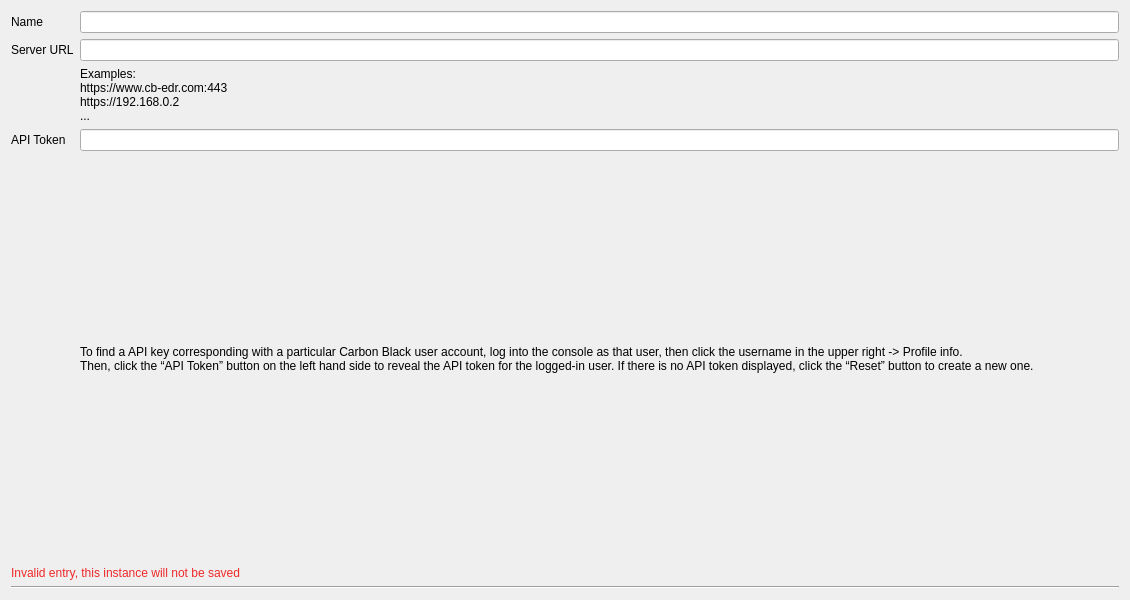
Before: the Qt Designer form instanceedr.ui in slist/cbapi-qt-demo, drawn with Qt 5.
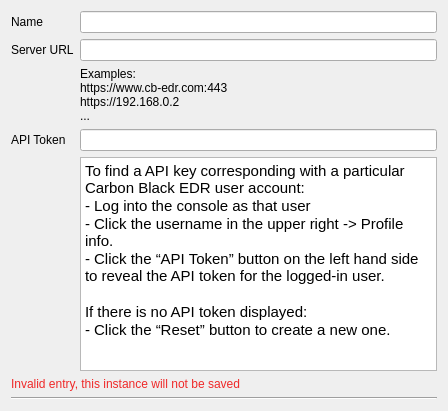
After: the same form once the commit is applied.

Patch:
```diff
--- a/instanceedr.ui
+++ b/instanceedr.ui
@@ -6,8 +6,8 @@
    <rect>
     <x>0</x>
     <y>0</y>
-    <width>1130</width>
-    <height>600</height>
+    <width>448</width>
+    <height>411</height>
    </rect>
   </property>
   <property name="sizePolicy">
@@ -78,22 +78,19 @@
       </widget>
      </item>
      <item row="4" column="1">
-      <widget class="QLabel" name="label_6">
-       <property name="sizePolicy">
-        <sizepolicy hsizetype="MinimumExpanding" vsizetype="MinimumExpanding">
-         <horstretch>0</horstretch>
-         <verstretch>0</verstretch>
-        </sizepolicy>
-       </property>
-       <property name="text">
-        <string>To find a API key corresponding with a particular Carbon Black user account, log into the console as that user, then click the username in the upper right -&gt; Profile info.
-Then, click the “API Token” button on the left hand side to reveal the API token for the logged-in user. If there is no API token displayed, click the “Reset” button to create a new one.</string>
-       </property>
-       <property name="textFormat">
-        <enum>Qt::PlainText</enum>
-       </property>
-       <property name="wordWrap">
-        <bool>true</bool>
+      <widget class="QTextEdit" name="textEdit">
+       <property name="html">
+        <string>&lt;!DOCTYPE HTML PUBLIC &quot;-//W3C//DTD HTML 4.0//EN&quot; &quot;http://www.w3.org/TR/REC-html40/strict.dtd&quot;&gt;
+&lt;html&gt;&lt;head&gt;&lt;meta name=&quot;qrichtext&quot; content=&quot;1&quot; /&gt;&lt;style type=&quot;text/css&quot;&gt;
+p, li { white-space: pre-wrap; }
+&lt;/style&gt;&lt;/head&gt;&lt;body style=&quot; font-family:'Ubuntu'; font-size:11pt; font-weight:400; font-style:normal;&quot;&gt;
+&lt;p style=&quot; margin-top:0px; margin-bottom:0px; margin-left:0px; margin-right:0px; -qt-block-indent:0; text-indent:0px;&quot;&gt;To find a API key corresponding with a particular Carbon Black EDR user account:&lt;/p&gt;
+&lt;p style=&quot; margin-top:0px; margin-bottom:0px; margin-left:0px; margin-right:0px; -qt-block-indent:0; text-indent:0px;&quot;&gt;- Log into the console as that user&lt;/p&gt;
+&lt;p style=&quot; margin-top:0px; margin-bottom:0px; margin-left:0px; margin-right:0px; -qt-block-indent:0; text-indent:0px;&quot;&gt;- Click the username in the upper right -&amp;gt; Profile info.&lt;/p&gt;
+&lt;p style=&quot; margin-top:0px; margin-bottom:0px; margin-left:0px; margin-right:0px; -qt-block-indent:0; text-indent:0px;&quot;&gt;- Click the “API Token” button on the left hand side to reveal the API token for the logged-in user.&lt;/p&gt;
+&lt;p style=&quot;-qt-paragraph-type:empty; margin-top:0px; margin-bottom:0px; margin-left:0px; margin-right:0px; -qt-block-indent:0; text-indent:0px;&quot;&gt;&lt;br /&gt;&lt;/p&gt;
+&lt;p style=&quot; margin-top:0px; margin-bottom:0px; margin-left:0px; margin-right:0px; -qt-block-indent:0; text-indent:0px;&quot;&gt;If there is no API token displayed:&lt;/p&gt;
+&lt;p style=&quot; margin-top:0px; margin-bottom:0px; margin-left:0px; margin-right:0px; -qt-block-indent:0; text-indent:0px;&quot;&gt;- Click the “Reset” button to create a new one.&lt;/p&gt;&lt;/body&gt;&lt;/html&gt;</string>
        </property>
       </widget>
      </item>
```
